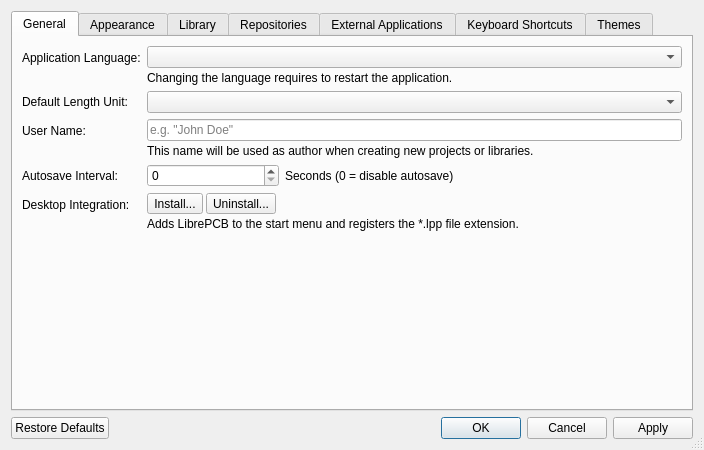
First picture: the form in libs/librepcb/editor/workspace/workspacesettingsdialog.ui, repository LibrePCB/LibrePCB, before the edit.
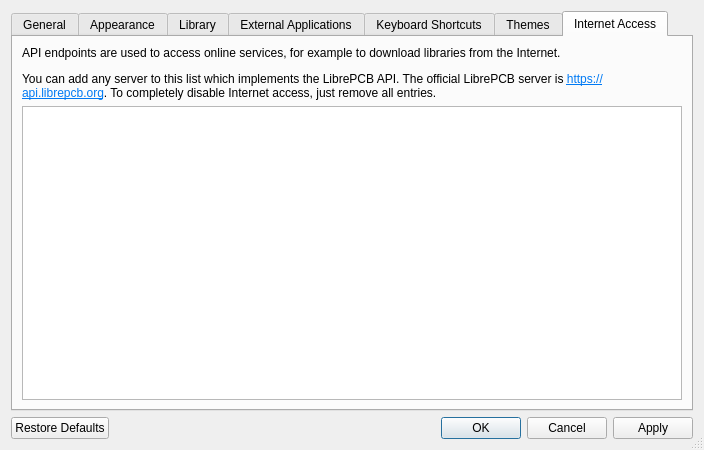
Second picture: the form after the edit. The open tabs and pages were chosen to show the change. Icons and pictures are not drawn. Custom widgets are drawn as their Qt base class.

Commit message: Terminology: Rename "Repository" to "API Endpoint"

```diff
--- a/libs/librepcb/editor/workspace/workspacesettingsdialog.ui
+++ b/libs/librepcb/editor/workspace/workspacesettingsdialog.ui
@@ -343,33 +343,6 @@
        </item>
       </layout>
      </widget>
-     <widget class="QWidget" name="repositoriesTab">
-      <attribute name="title">
-       <string>Repositories</string>
-      </attribute>
-      <layout class="QVBoxLayout" name="verticalLayout_5">
-       <item>
-        <widget class="QLabel" name="lblRepositoriesInfo">
-         <property name="text">
-          <string>&lt;html&gt;&lt;head/&gt;&lt;body&gt;&lt;p&gt;Repositories are used to browse, download and update libraries.&lt;br/&gt;You can add any server to this list which implements the LibrePCB API.&lt;br/&gt;The official LibrePCB server is &lt;a href=&quot;https://api.librepcb.org&quot;&gt;&lt;span style=&quot; text-decoration: underline; color:#007af4;&quot;&gt;https://api.librepcb.org&lt;/span&gt;&lt;/a&gt;.&lt;/p&gt;&lt;/body&gt;&lt;/html&gt;</string>
-         </property>
-        </widget>
-       </item>
-       <item>
-        <widget class="librepcb::editor::EditableTableWidget" name="tblRepositoryUrls">
-         <property name="editTriggers">
-          <set>QAbstractItemView::AllEditTriggers</set>
-         </property>
-         <attribute name="horizontalHeaderVisible">
-          <bool>false</bool>
-         </attribute>
-         <attribute name="verticalHeaderVisible">
-          <bool>false</bool>
-         </attribute>
-        </widget>
-       </item>
-      </layout>
-     </widget>
      <widget class="QWidget" name="externalApplicationsTab">
       <attribute name="title">
        <string>External Applications</string>
@@ -756,6 +729,40 @@
        </item>
       </layout>
      </widget>
+     <widget class="QWidget" name="internetAccessTab">
+      <attribute name="title">
+       <string>Internet Access</string>
+      </attribute>
+      <layout class="QVBoxLayout" name="verticalLayout_5">
+       <item>
+        <widget class="QLabel" name="lblApiEndpointsInfo">
+         <property name="text">
+          <string>&lt;html&gt;&lt;body&gt;
+&lt;p&gt;API endpoints are used to access online services, for example to download libraries from the Internet.&lt;/p&gt;
+&lt;p&gt;You can add any server to this list which implements the LibrePCB API. The official LibrePCB server is &lt;a href=&quot;https://api.librepcb.org&quot;&gt;&lt;span style=&quot; text-decoration: underline; color:#007af4;&quot;&gt;https://api.librepcb.org&lt;/span&gt;&lt;/a&gt;.
+To completely disable Internet access, just remove all entries.&lt;/p&gt;
+&lt;/body&gt;&lt;/html&gt;</string>
+         </property>
+         <property name="wordWrap">
+          <bool>true</bool>
+         </property>
+        </widget>
+       </item>
+       <item>
+        <widget class="librepcb::editor::EditableTableWidget" name="edtApiEndpoints">
+         <property name="editTriggers">
+          <set>QAbstractItemView::AllEditTriggers</set>
+         </property>
+         <attribute name="horizontalHeaderVisible">
+          <bool>false</bool>
+         </attribute>
+         <attribute name="verticalHeaderVisible">
+          <bool>false</bool>
+         </attribute>
+        </widget>
+       </item>
+      </layout>
+     </widget>
     </widget>
    </item>
    <item>
```
The commit also changes 27 other files.
